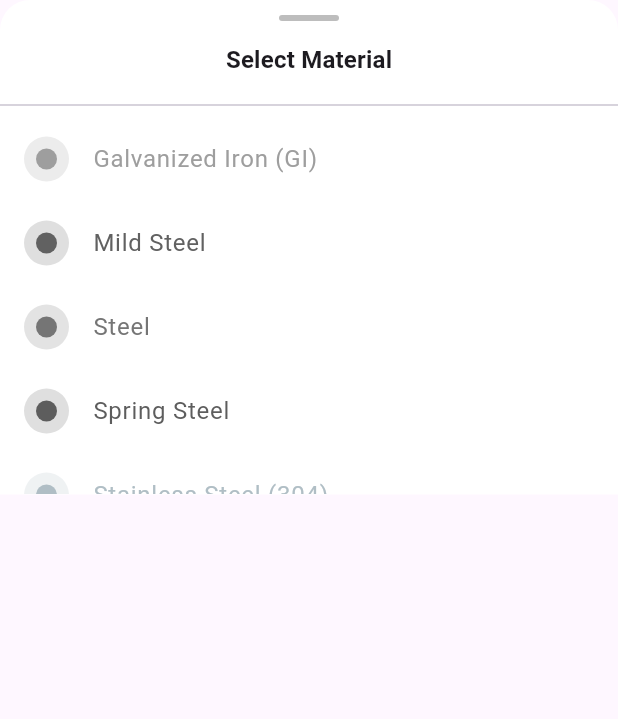
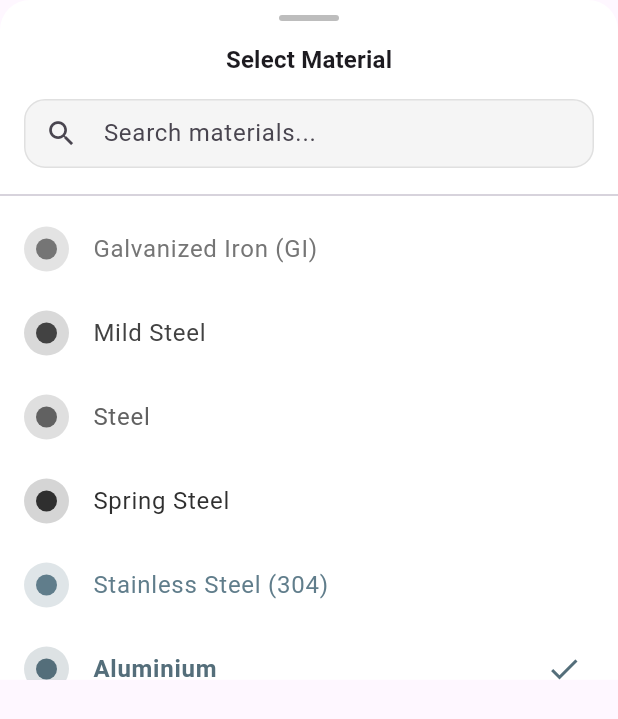
Before and after one commit to shreyansh2003Chi/mesh_calc, a Flutter app: the MaterialSelectionBottomSheet widget shown alone on an empty page, opened directly, on a phone screen of 412 x 824 dp. Shown: the top 719 px of the screen. Run offline on Flutter 3.47's test engine with Material 3 defaults, Android fonts, the phone set to English and light mode, and no system bars.

Commit message:
some ui changes and some issues still there

```diff
--- a/lib/main.dart
+++ b/lib/main.dart
@@ -1,5 +1,6 @@
 import 'package:flutter/material.dart';
 import 'package:measurements/pages/home_page.dart';
+import 'package:measurements/pages/splash_screen.dart';
 import 'package:measurements/providers/chain_link_provider.dart';
 import 'package:measurements/providers/home_page_provider.dart';
 import 'package:measurements/providers/material_selection_bottom_sheet_provider.dart';
@@ -25,6 +26,6 @@ class MyApp extends StatelessWidget {
 
   @override
   Widget build(BuildContext context) {
-    return MaterialApp(debugShowCheckedModeBanner: false, home: MeshHomePage());
+    return MaterialApp(debugShowCheckedModeBanner: false, home: SplashScreen());
   }
 }
--- a/lib/pages/chain_link.dart
+++ b/lib/pages/chain_link.dart
@@ -44,9 +44,7 @@ class _ChainLinkScreenState extends State<ChainLinkScreen> {
         iconTheme: IconThemeData(color: AppColors().cFFFFFF),
       ),
       body: SingleChildScrollView(
-        physics: const BouncingScrollPhysics(
-          parent: AlwaysScrollableScrollPhysics(),
-        ),
+        physics: const BouncingScrollPhysics(parent: AlwaysScrollableScrollPhysics()),
         padding: const EdgeInsets.all(16),
         child: Consumer<ChainLinkProvider>(
           builder: (context, p, child) {
--- a/lib/pages/material_selection_bottom_sheet.dart
+++ b/lib/pages/material_selection_bottom_sheet.dart
@@ -10,12 +10,24 @@ class MaterialSelectionBottomSheet extends StatefulWidget {
 }
 
 class _MaterialSelectionBottomSheetState extends State<MaterialSelectionBottomSheet> {
+  final TextEditingController _searchController = TextEditingController();
+
+  @override
+  void initState() {
+    WidgetsBinding.instance.addPostFrameCallback((timeStamp) {
+      Provider.of<MaterialSelectionBottomSheetProvider>(context, listen: false).init();
+    });
+    super.initState();
+  }
+
   @override
   Widget build(BuildContext context) {
     return Consumer<MaterialSelectionBottomSheetProvider>(
       builder: (context, p, child) {
-        return Container(
-          height: MediaQuery.of(context).size.height * 0.4,
+        return Padding(
+          padding: EdgeInsets.only(bottom: MediaQuery.of(context).viewInsets.bottom),
+          child: Container(
+            height: MediaQuery.of(context).size.height * 0.55,
             decoration: const BoxDecoration(
               color: Colors.white,
               borderRadius: BorderRadius.vertical(top: Radius.circular(20)),
@@ -30,16 +42,58 @@ class _MaterialSelectionBottomSheetState extends State<MaterialSelectionBottomSh
                 ),
 
                 const SizedBox(height: 14),
+
                 Text("Select Material", style: Theme.of(context).textTheme.titleMedium?.copyWith(fontWeight: FontWeight.w600)),
+
+                const SizedBox(height: 14),
+
+                Padding(
+                  padding: const EdgeInsets.symmetric(horizontal: 16),
+                  child: Container(
+                    height: 46,
+                    decoration: BoxDecoration(
+                      color: Colors.grey.shade100,
+                      borderRadius: BorderRadius.circular(14),
+                      border: Border.all(color: Colors.grey.shade300),
+                    ),
+                    child: TextField(
+                      controller: _searchController,
+                      textAlignVertical: TextAlignVertical.center, // ✅ Important
+                      onChanged: (value) {
+                        p.setSearchQuery(value);
+                      },
+                      decoration: InputDecoration(
+                        hintText: "Search materials...",
+                        prefixIcon: const Icon(Icons.search, size: 22),
+                        suffixIcon: _searchController.text.isNotEmpty
+                            ? IconButton(
+                                icon: const Icon(Icons.close, size: 20),
+                                onPressed: () {
+                                  _searchController.clear();
+                                  p.setSearchQuery("");
+                                },
+                              )
+                            : null,
+                        border: InputBorder.none,
+                        isCollapsed: true,
+                        contentPadding: const EdgeInsets.symmetric(horizontal: 12),
+                      ),
+                    ),
+                  ),
+                ),
 
                 const SizedBox(height: 10),
                 const Divider(),
+
                 Expanded(
                   child: ListView.builder(
-                  itemCount: p.materials.length,
+                    physics: const BouncingScrollPhysics(parent: AlwaysScrollableScrollPhysics()),
+
+                    itemCount: p.filteredMaterials.length,
                     itemBuilder: (context, index) {
-                    final m = p.materials[index];
+                      final m = p.filteredMaterials[index];
                       final isSelected = m.id == p.material.id;
+
                       return ListTile(
                         leading: Container(
                           decoration: BoxDecoration(color: m.color.withOpacity(0.2), shape: BoxShape.circle),
@@ -67,6 +121,7 @@ class _MaterialSelectionBottomSheetState extends State<MaterialSelectionBottomSh
                 ),
               ],
             ),
+          ),
         );
       },
     );
--- /dev/null
+++ b/lib/pages/splash_screen.dart
@@ -0,0 +1,29 @@
+import 'dart:async';
+import 'package:flutter/material.dart';
+import 'package:measurements/pages/home_page.dart';
+
+class SplashScreen extends StatefulWidget {
+  const SplashScreen({super.key});
+
+  @override
+  State<SplashScreen> createState() => _SplashScreenState();
+}
+
+class _SplashScreenState extends State<SplashScreen> {
+  @override
+  void initState() {
+    super.initState();
+
+    Timer(const Duration(seconds: 1), () {
+      Navigator.pushReplacement(context, MaterialPageRoute(builder: (_) => MeshHomePage()));
+    });
+  }
+
+  @override
+  Widget build(BuildContext context) {
+    return Scaffold(
+      backgroundColor: Colors.white,
+      body: Center(child: Image.asset("assets/logo.png", width: 150)),
+    );
+  }
+}
--- a/lib/pages/weight_per_role.dart
+++ b/lib/pages/weight_per_role.dart
@@ -129,7 +129,19 @@ class _WeightPerRoleState extends State<WeightPerRole> {
                 ),
                 const SizedBox(height: 24),
 
-                GestureDetector(
+                Row(
+                  children: [
+                    Expanded(
+                      child: GestureDetector(
+                        onTap: () {
+                          p.clearController();
+                        },
+                        child: AppButton().appButton(AppString.clear),
+                      ),
+                    ),
+                    const SizedBox(width: 16),
+                    Expanded(
+                      child: GestureDetector(
                         onTap: () {
                           p.calculate();
                           showDialog(
@@ -140,6 +152,9 @@ class _WeightPerRoleState extends State<WeightPerRole> {
                         },
                         child: AppButton().appButton(AppString.calculate),
                       ),
+                    ),
+                  ],
+                ),
               ],
             );
           },
--- a/lib/providers/material_selection_bottom_sheet_provider.dart
+++ b/lib/providers/material_selection_bottom_sheet_provider.dart
@@ -2,42 +2,59 @@ import 'package:flutter/cupertino.dart';
 import 'package:measurements/models/material_model.dart';
 
 class MaterialSelectionBottomSheetProvider with ChangeNotifier {
-  MaterialModel material = MaterialModel(id: 'al', name: 'Aluminium', color: Color(0xFFB0BEC5), materialConstant: 67, density: 22);
+  MaterialModel material = MaterialModel(id: 'aluminium', name: 'Aluminium', color: Color(0xFF546E7A), materialConstant: 67, density: 22);
   final List<MaterialModel> materials = [
-    MaterialModel(id: 'gi', name: 'Galvanized Iron (GI)', color: Color(0xFF9E9E9E), materialConstant: 22.2, density: 7850),
-    MaterialModel(id: 'mild_steel', name: 'Mild Steel', color: Color(0xFF616161), materialConstant: 22.2, density: 7850),
-    MaterialModel(id: 'steel', name: 'Steel', color: Color(0xFF757575), materialConstant: 22.2, density: 7850),
-    MaterialModel(id: 'spring_steel', name: 'Spring Steel', color: Color(0xFF5D5D5D), materialConstant: 22.15, density: 7850),
-    MaterialModel(id: 'ss304', name: 'Stainless Steel (304)', color: Color(0xFFB0BEC5), materialConstant: 22.5, density: 7930),
-    MaterialModel(id: 'aluminium', name: 'Aluminium', color: Color(0xFFCFD8DC), materialConstant: 7.6, density: 2700),
-    MaterialModel(id: 'copper', name: 'Copper', color: Color(0xFFB87333), materialConstant: 25.3, density: 8960),
-    MaterialModel(id: 'brass', name: 'Brass', color: Color(0xFFCD7F32), materialConstant: 24.1, density: 8500),
-    MaterialModel(id: 'bronze', name: 'Bronze', color: Color(0xFF8C6239), materialConstant: 25.0, density: 8800),
-    MaterialModel(id: 'phosphor_bronze', name: 'Phosphor Bronze', color: Color(0xFF8B5A2B), materialConstant: 25.1, density: 8850),
-    MaterialModel(id: 'cast_iron', name: 'Cast Iron', color: Color(0xFF4E4E4E), materialConstant: 20.4, density: 7200),
-    MaterialModel(id: 'nickel', name: 'Nickel', color: Color(0xFF8D8D8D), materialConstant: 25.2, density: 8900),
-    MaterialModel(id: 'zinc', name: 'Zinc', color: Color(0xFFBDBDBD), materialConstant: 20.2, density: 7140),
-    MaterialModel(id: 'titanium', name: 'Titanium', color: Color(0xFF9E9E9E), materialConstant: 12.8, density: 4500),
-    MaterialModel(id: 'silver', name: 'Silver', color: Color(0xFFC0C0C0), materialConstant: 29.7, density: 10490),
-    MaterialModel(id: 'gold_24k', name: 'Gold (24k)', color: Color(0xFFFFD700), materialConstant: 54.7, density: 19300),
-    MaterialModel(id: 'platinum', name: 'Platinum', color: Color(0xFFE5E4E2), materialConstant: 60.8, density: 21450),
-    MaterialModel(id: 'molybdenum', name: 'Molybdenum', color: Color(0xFF9C9C9C), materialConstant: 28.9, density: 10200),
-    MaterialModel(id: 'chrome', name: 'Chrome (Chromium)', color: Color(0xFFB0BEC5), materialConstant: 20.4, density: 7190),
-    MaterialModel(id: 'nichrome', name: 'Nichrome', color: Color(0xFF7E7E7E), materialConstant: 23.8, density: 8400),
-    MaterialModel(id: 'monel', name: 'Monel', color: Color(0xFF8C8C8C), materialConstant: 25.0, density: 8800),
-    MaterialModel(id: 'hastelloy', name: 'Hastelloy', color: Color(0xFF7A7A7A), materialConstant: 25.3, density: 8900),
-    MaterialModel(id: 'inconel', name: 'Inconel', color: Color(0xFF6E6E6E), materialConstant: 24.1, density: 8470),
-    MaterialModel(id: 'pvc', name: 'PVC', color: Color(0xFFE0E0E0), materialConstant: 3.9, density: 1380),
-    MaterialModel(id: 'nylon', name: 'Nylon', color: Color(0xFFDADADA), materialConstant: 3.2, density: 1150),
-    MaterialModel(id: 'hdpe', name: 'Polyethylene (HDPE)', color: Color(0xFFECEFF1), materialConstant: 2.7, density: 950),
-    MaterialModel(id: 'ptfe', name: 'Teflon (PTFE)', color: Color(0xFFFFFFFF), materialConstant: 6.2, density: 2200),
-    MaterialModel(id: 'epoxy_resin', name: 'Resin (Epoxy)', color: Color(0xFFE3F2FD), materialConstant: 3.4, density: 1200),
-    MaterialModel(id: 'glass', name: 'Glass', color: Color(0xFFBBDEFB), materialConstant: 7.1, density: 2500),
-    MaterialModel(id: 'bakelite', name: 'Bakelite', color: Color(0xFF795548), materialConstant: 3.7, density: 1300),
-    MaterialModel(id: 'textolite', name: 'Textolite', color: Color(0xFF6D4C41), materialConstant: 4.0, density: 1400),
-    MaterialModel(id: 'silicon', name: 'Silicon', color: Color(0xFF90A4AE), materialConstant: 6.6, density: 2330),
-    MaterialModel(id: 'cement', name: 'Cement (Set)', color: Color(0xFFBDBDBD), materialConstant: 8.5, density: 2400),
+    MaterialModel(id: 'gi', name: 'Galvanized Iron (GI)', color: Color(0xFF757575), materialConstant: 22.2, density: 7850),
+    MaterialModel(id: 'mild_steel', name: 'Mild Steel', color: Color(0xFF424242), materialConstant: 22.2, density: 7850),
+    MaterialModel(id: 'steel', name: 'Steel', color: Color(0xFF616161), materialConstant: 22.2, density: 7850),
+    MaterialModel(id: 'spring_steel', name: 'Spring Steel', color: Color(0xFF2F2F2F), materialConstant: 22.15, density: 7850),
+    MaterialModel(id: 'ss304', name: 'Stainless Steel (304)', color: Color(0xFF607D8B), materialConstant: 22.5, density: 7930),
+    MaterialModel(id: 'aluminium', name: 'Aluminium', color: Color(0xFF546E7A), materialConstant: 7.6, density: 2700),
+    MaterialModel(id: 'copper', name: 'Copper', color: Color(0xFFB35A2E), materialConstant: 25.3, density: 8960),
+    MaterialModel(id: 'brass', name: 'Brass', color: Color(0xFFB8860B), materialConstant: 24.1, density: 8500),
+    MaterialModel(id: 'bronze', name: 'Bronze', color: Color(0xFF8D5524), materialConstant: 25.0, density: 8800),
+    MaterialModel(id: 'phosphor_bronze', name: 'Phosphor Bronze', color: Color(0xFF7B3F00), materialConstant: 25.1, density: 8850),
+    MaterialModel(id: 'cast_iron', name: 'Cast Iron', color: Color(0xFF3E3E3E), materialConstant: 20.4, density: 7200),
+    MaterialModel(id: 'nickel', name: 'Nickel', color: Color(0xFF6D6D6D), materialConstant: 25.2, density: 8900),
+    MaterialModel(id: 'zinc', name: 'Zinc', color: Color(0xFF757575), materialConstant: 20.2, density: 7140),
+    MaterialModel(id: 'titanium', name: 'Titanium', color: Color(0xFF455A64), materialConstant: 12.8, density: 4500),
+    MaterialModel(id: 'silver', name: 'Silver', color: Color(0xFF9E9E9E), materialConstant: 29.7, density: 10490),
+    MaterialModel(id: 'gold_24k', name: 'Gold (24k)', color: Color(0xFFFFB300), materialConstant: 54.7, density: 19300),
+    MaterialModel(id: 'platinum', name: 'Platinum', color: Color(0xFF90A4AE), materialConstant: 60.8, density: 21450),
+    MaterialModel(id: 'molybdenum', name: 'Molybdenum', color: Color(0xFF616161), materialConstant: 28.9, density: 10200),
+    MaterialModel(id: 'chrome', name: 'Chrome (Chromium)', color: Color(0xFF78909C), materialConstant: 20.4, density: 7190),
+    MaterialModel(id: 'nichrome', name: 'Nichrome', color: Color(0xFF5F5F5F), materialConstant: 23.8, density: 8400),
+    MaterialModel(id: 'monel', name: 'Monel', color: Color(0xFF6C6C6C), materialConstant: 25.0, density: 8800),
+    MaterialModel(id: 'hastelloy', name: 'Hastelloy', color: Color(0xFF555555), materialConstant: 25.3, density: 8900),
+    MaterialModel(id: 'inconel', name: 'Inconel', color: Color(0xFF4A4A4A), materialConstant: 24.1, density: 8470),
+    MaterialModel(id: 'pvc', name: 'PVC', color: Color(0xFF546E7A), materialConstant: 3.9, density: 1380),
+    MaterialModel(id: 'nylon', name: 'Nylon', color: Color(0xFF5C6BC0), materialConstant: 3.2, density: 1150),
+    MaterialModel(id: 'hdpe', name: 'Polyethylene (HDPE)', color: Color(0xFF00897B), materialConstant: 2.7, density: 950),
+    MaterialModel(id: 'ptfe', name: 'Teflon (PTFE)', color: Color(0xFF455A64), materialConstant: 6.2, density: 2200),
+    MaterialModel(id: 'epoxy_resin', name: 'Resin (Epoxy)', color: Color(0xFF1976D2), materialConstant: 3.4, density: 1200),
+    MaterialModel(id: 'glass', name: 'Glass', color: Color(0xFF0288D1), materialConstant: 7.1, density: 2500),
+    MaterialModel(id: 'bakelite', name: 'Bakelite', color: Color(0xFF5D4037), materialConstant: 3.7, density: 1300),
+    MaterialModel(id: 'textolite', name: 'Textolite', color: Color(0xFF4E342E), materialConstant: 4.0, density: 1400),
+    MaterialModel(id: 'silicon', name: 'Silicon', color: Color(0xFF546E7A), materialConstant: 6.6, density: 2330),
+    MaterialModel(id: 'cement', name: 'Cement (Set)', color: Color(0xFF757575), materialConstant: 8.5, density: 2400),
   ];
+  String _searchQuery = "";
+
+  void init() {
+    _searchQuery = "";
+    notifyListeners();
+  }
+
+  void setSearchQuery(String value) {
+    _searchQuery = value.toLowerCase();
+    notifyListeners();
+  }
+
+  List<MaterialModel> get filteredMaterials {
+    if (_searchQuery.isEmpty) return materials;
+
+    return materials.where((m) => m.name.toLowerCase().contains(_searchQuery)).toList();
+  }
 
   void setSelectedMaterial(MaterialModel materialModel) {
     material = materialModel;
--- a/lib/utils/app_string.dart
+++ b/lib/utils/app_string.dart
@@ -1,6 +1,7 @@
 class AppString {
   static const String totalWeight = "Total Weight";
   static const String calculate = "Calculate";
+  static const String clear = "Clear";
   static const String totalCost = "Total Cost";
   static const String openingOpgMm = "Opening (OPG)";
   static const String widthOpeningWopgMm = "Width Opening (WOPG)";
--- a/pubspec.yaml
+++ b/pubspec.yaml
@@ -79,6 +79,7 @@ flutter:
   assets:
     - assets/chain_link.jpg
     - assets/weight_per_role.png
+    - assets/logo.png
 
   # An image asset can refer to one or more resolution-specific "variants", see
   # https://flutter.dev/to/resolution-aware-images
```
Also changed, not shown: assets/logo.png (added). Lines whose indentation alone changed are shown as unchanged.
